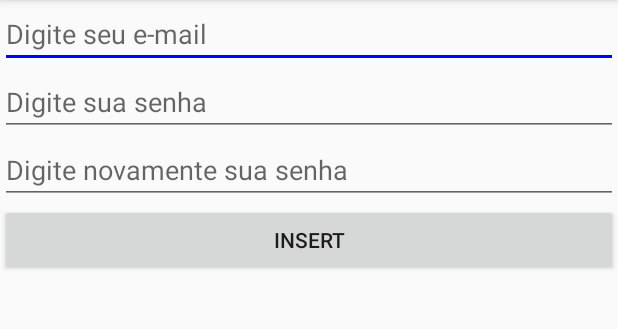
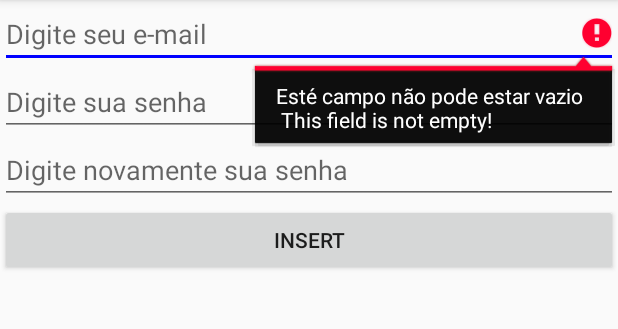
Before and after one commit to jereps/CursoAndroid, an Android app: the CadastroActivity screen opened directly, with no data from a screen before it, after a tap on "INSERT", on a phone screen of 412 x 824 dp, the part 84-413 px from its top. Run offline under Robolectric (Android 15) with nearby library versions, the phone set to English and light mode, and no system bars.

Commit message:
Terminado a Classe CadastroActivity para cadastra novo usuario

```diff
--- a/ProjProfessor/Sqlite/app/src/main/java/br/com/sqlite/ui/CadastroActivity.java
+++ b/ProjProfessor/Sqlite/app/src/main/java/br/com/sqlite/ui/CadastroActivity.java
@@ -1,5 +1,6 @@
 package br.com.sqlite.ui;
 
+import android.content.Intent;
 import android.support.v7.app.AppCompatActivity;
 import android.os.Bundle;
 import android.view.View;
@@ -7,23 +8,73 @@ import android.widget.Button;
 import android.widget.EditText;
 
 import br.com.sqlite.R;
+import br.com.sqlite.datacontroller.DbController;
 
 public class CadastroActivity extends AppCompatActivity {
+
+    private String email_usuario;
+    private String senha_usuario;
+    private String senha2;
+    private DbController dbController;
+
     @Override
     protected void onCreate(Bundle savedInstanceState) {
         super.onCreate(savedInstanceState);
 
         setContentView(R.layout.activity_cadastro);
 
-        EditText edtEmailCadastro = (EditText)findViewById(R.id.edtEmailCadastro);
-        EditText edtSenhaCadastro = (EditText)findViewById(R.id.edtSenhaCadastro);
-        EditText edtSenha2Cadastro = (EditText)findViewById(R.id.edtSenha2Cadastro);
+        final EditText edtEmailCadastro = (EditText) findViewById(R.id.edtEmailCadastro);
+        final EditText edtSenhaCadastro = (EditText) findViewById(R.id.edtSenhaCadastro);
+        final EditText edtSenha2Cadastro = (EditText) findViewById(R.id.edtSenha2Cadastro);
         Button btnCadastrar = (Button) findViewById(R.id.btnCadastrar);
         btnCadastrar.setOnClickListener(new View.OnClickListener() {
             @Override
             public void onClick(View v) {
 
+                int error = 0;
+
+                email_usuario = edtEmailCadastro.getText().toString().trim();
+                senha_usuario = edtSenhaCadastro.getText().toString().trim();
+                senha2 = edtSenha2Cadastro.getText().toString().trim();
+
+                if (email_usuario.equals("")) {
+                    edtEmailCadastro.setError("Esté campo não pode estar vazio\n" +
+                            " This field is not empty!");
+                    edtEmailCadastro.requestFocus();
+                    error = 1;
+                }else if (senha_usuario.equals("")){
+                    edtSenhaCadastro.setError("Esté campo não pode estar vazio\n" +
+                            " This field is not empty!");
+                    edtSenhaCadastro.requestFocus();
+                    error = 1;
+                }else if (senha2.equals("")){
+                    edtSenha2Cadastro.setError("Esté campo não pode estar vazio\n" +
+                            " This field is not empty!");
+                    edtSenha2Cadastro.requestFocus();
+                    error = 1;
+                }else if (!senha2.equals(senha_usuario)){
+                    edtSenha2Cadastro.setError("As Senhas não coincidem!\n" +
+                            " Passwords do not match!");
+                    edtSenha2Cadastro.setText("");
+                    edtSenha2Cadastro.requestFocus();
+                    error = 1;
+                }
+
+
+                if (error == 0){
+                    Intent it2;
+
+                    dbController.insertRegistro(email_usuario, senha_usuario);
+                }
+
             }
         });
     }
+
+    @Override
+    protected void onResume() {
+        super.onResume();
+
+        dbController = new DbController(getBaseContext());
     }
+}
```
Lines whose indentation alone changed are shown as unchanged.
